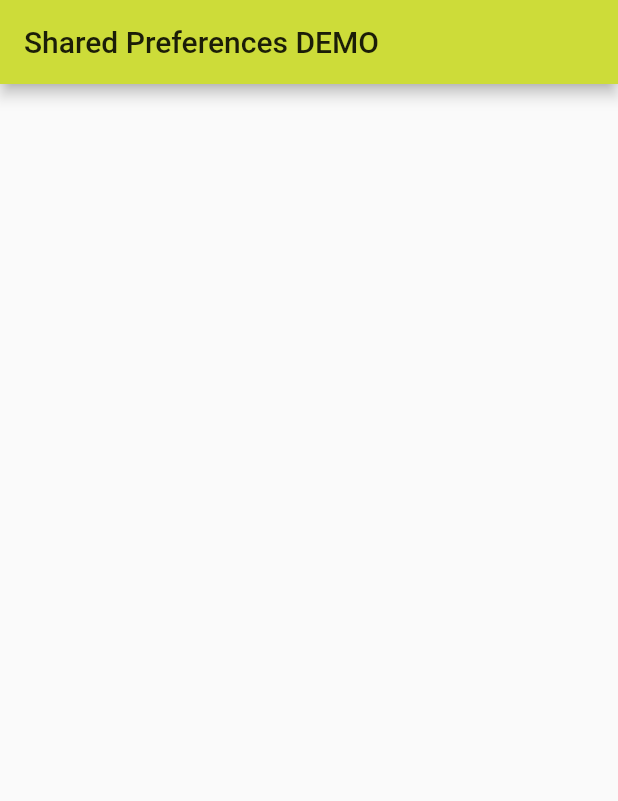
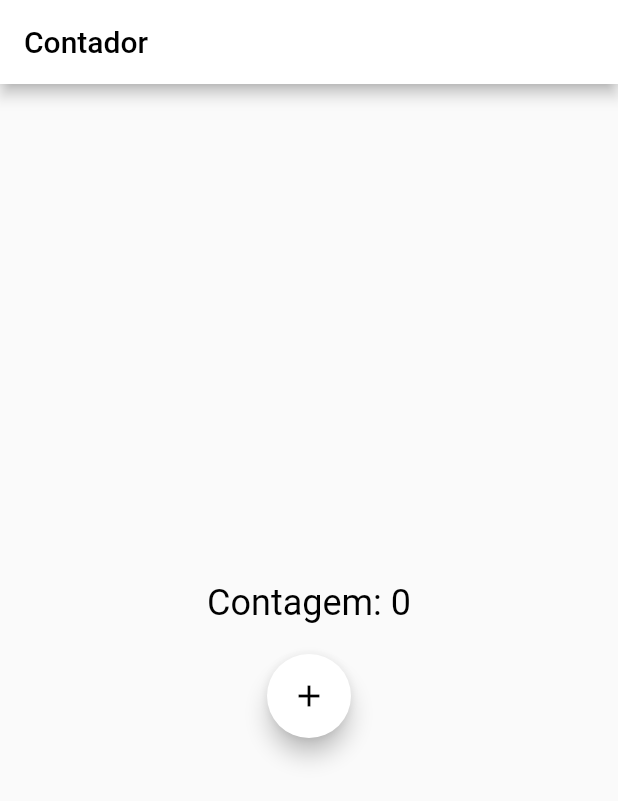
Before and after one commit to MSavioti/Estudo-SharedPreferences, a Flutter app: the screen it shows after launch, on a phone screen of 412 x 824 dp. Shown: the top 801 px of the screen. Run offline on Flutter 3.47's test engine with Material 2 defaults, Android fonts, the phone set to English and light mode, and no system bars.

Commit message:
adicionado contador

```diff
--- a/lib/app/app.dart
+++ b/lib/app/app.dart
@@ -1,4 +1,4 @@
-import 'package:estudo_shared_preferences/pages/home.dart';
+import 'package:estudo_shared_preferences/app/pages/home/home_page.dart';
 import 'package:flutter/material.dart';
 
 class App extends StatelessWidget {
@@ -8,9 +8,8 @@ class App extends StatelessWidget {
       title: 'Shared Preferences DEMO',
       debugShowCheckedModeBanner: false,
       theme: ThemeData(
-        primarySwatch: Colors.lime,
-      ),
-      home: Home(),
+          textTheme: TextTheme(bodyText2: TextStyle(color: Colors.white))),
+      home: HomePage(),
     );
   }
 }
--- /dev/null
+++ b/lib/app/pages/home/home_page.dart
@@ -0,0 +1,28 @@
+import 'package:estudo_shared_preferences/app/pages/home/widgets/counter.dart';
+import 'package:flutter/material.dart';
+
+class HomePage extends StatelessWidget {
+  const HomePage({Key? key}) : super(key: key);
+
+  @override
+  Widget build(BuildContext context) {
+    return MaterialApp(
+      theme: ThemeData(
+          textTheme: TextTheme(
+        bodyText2: TextStyle(color: Colors.white),
+      )),
+      home: new Scaffold(
+        appBar: AppBar(
+          title: Text(
+            'Contador',
+            style: TextStyle(
+              color: Colors.black,
+            ),
+          ),
+          backgroundColor: Colors.white,
+        ),
+        body: Counter(),
+      ),
+    );
+  }
+}
--- /dev/null
+++ b/lib/app/pages/home/widgets/counter.dart
@@ -0,0 +1,50 @@
+import 'package:flutter/material.dart';
+
+class Counter extends StatefulWidget {
+  @override
+  _CounterState createState() => _CounterState();
+}
+
+class _CounterState extends State<Counter> {
+  var counter = 0;
+
+  void acrescentar() {
+    setState(() {
+      counter++;
+    });
+  }
+
+  @override
+  Widget build(BuildContext context) {
+    return Column(
+      mainAxisAlignment: MainAxisAlignment.center,
+      children: [
+        Center(
+          child: Column(
+            mainAxisAlignment: MainAxisAlignment.center,
+            children: [
+              Text(
+                'Contagem: $counter',
+                style: TextStyle(
+                  color: Colors.black,
+                  fontSize: 24.0,
+                ),
+              ),
+            ],
+          ),
+        ),
+        SizedBox(
+          height: 20.0,
+        ),
+        FloatingActionButton(
+          backgroundColor: Colors.white,
+          onPressed: acrescentar,
+          child: Icon(
+            Icons.add,
+            color: Colors.black,
+          ),
+        ),
+      ],
+    );
+  }
+}
--- a/lib/pages/home.dart
+++ /dev/null
@@ -1,12 +0,0 @@
-import 'package:flutter/material.dart';
-
-class Home extends StatelessWidget {
-  @override
-  Widget build(BuildContext context) {
-    return Scaffold(
-      appBar: AppBar(
-        title: Text('Shared Preferences DEMO'),
-      ),
-    );
-  }
-}
```
